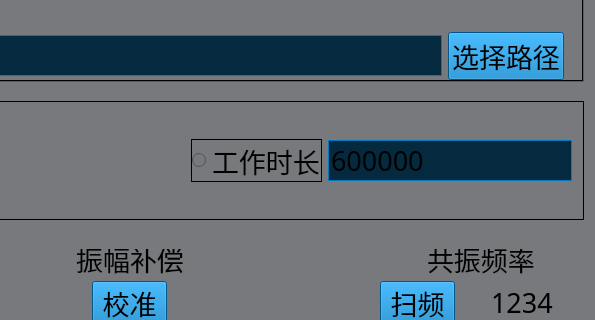
JerryYibin/FChat, file src/information/CFrequencyface.ui: the form before one commit; both pictures show x 452 to 1047 and y 241 to 561 of the 1047 by 784 pixel window.
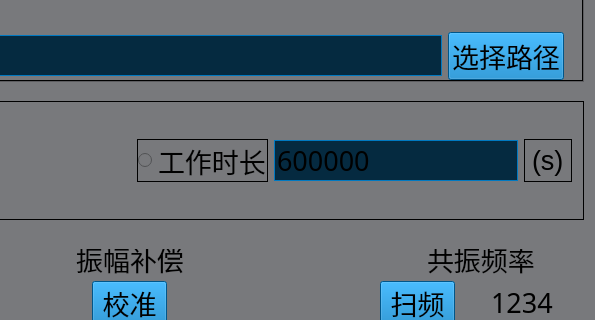
The form after the commit. Icons and pictures are not drawn.

What changed in the file:
```diff
--- a/src/information/CFrequencyface.ui
+++ b/src/information/CFrequencyface.ui
@@ -850,6 +850,18 @@
           </property>
          </widget>
         </item>
+        <item>
+         <widget class="QLabel" name="label_15">
+          <property name="font">
+           <font>
+            <pointsize>20</pointsize>
+           </font>
+          </property>
+          <property name="text">
+           <string>(s)</string>
+          </property>
+         </widget>
+        </item>
        </layout>
       </item>
       <item>
```
Left out of the diff: 6 changed lines with no effect on the pictures.
